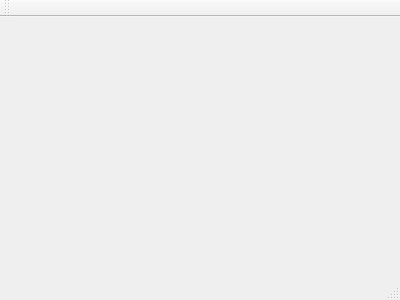
The window that lasercontrol_qt/mainwindow.ui (thorbenm/lasercontrol) describes before a commit, drawn with Qt 5.
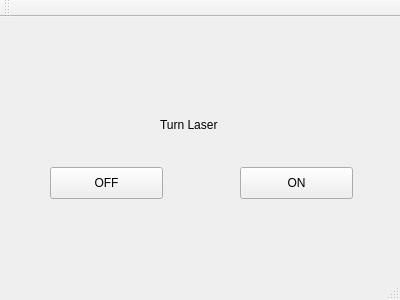
The same window after the commit.

Patch:
```diff
--- a/lasercontrol_qt/mainwindow.ui
+++ b/lasercontrol_qt/mainwindow.ui
@@ -13,7 +13,47 @@
   <property name="windowTitle">
    <string>MainWindow</string>
   </property>
-  <widget class="QWidget" name="centralWidget"/>
+  <widget class="QWidget" name="centralWidget">
+   <widget class="QPushButton" name="on_button">
+    <property name="geometry">
+     <rect>
+      <x>240</x>
+      <y>150</y>
+      <width>113</width>
+      <height>32</height>
+     </rect>
+    </property>
+    <property name="text">
+     <string>ON</string>
+    </property>
+   </widget>
+   <widget class="QPushButton" name="off_button">
+    <property name="geometry">
+     <rect>
+      <x>50</x>
+      <y>150</y>
+      <width>113</width>
+      <height>32</height>
+     </rect>
+    </property>
+    <property name="text">
+     <string>OFF</string>
+    </property>
+   </widget>
+   <widget class="QLabel" name="label">
+    <property name="geometry">
+     <rect>
+      <x>160</x>
+      <y>100</y>
+      <width>81</width>
+      <height>16</height>
+     </rect>
+    </property>
+    <property name="text">
+     <string>Turn Laser</string>
+    </property>
+   </widget>
+  </widget>
   <widget class="QMenuBar" name="menuBar">
    <property name="geometry">
     <rect>
```
Left out of the diff: 2 changed lines with no effect on the pictures.
